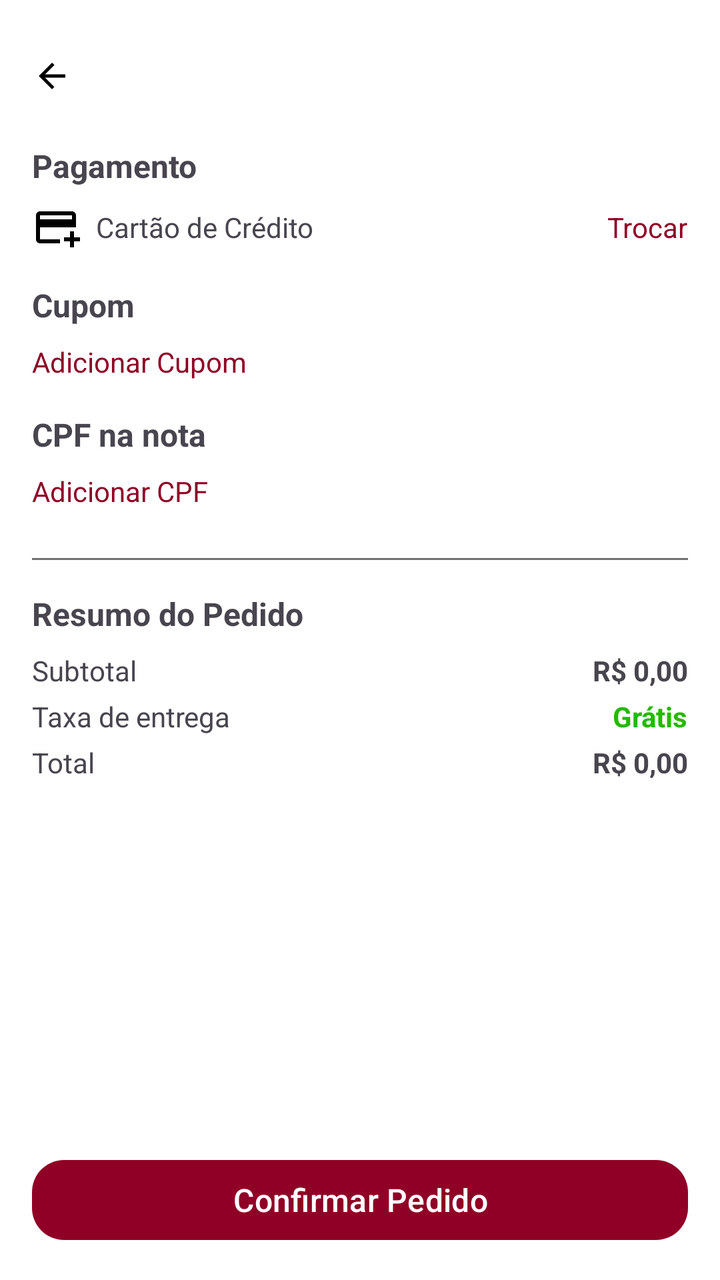
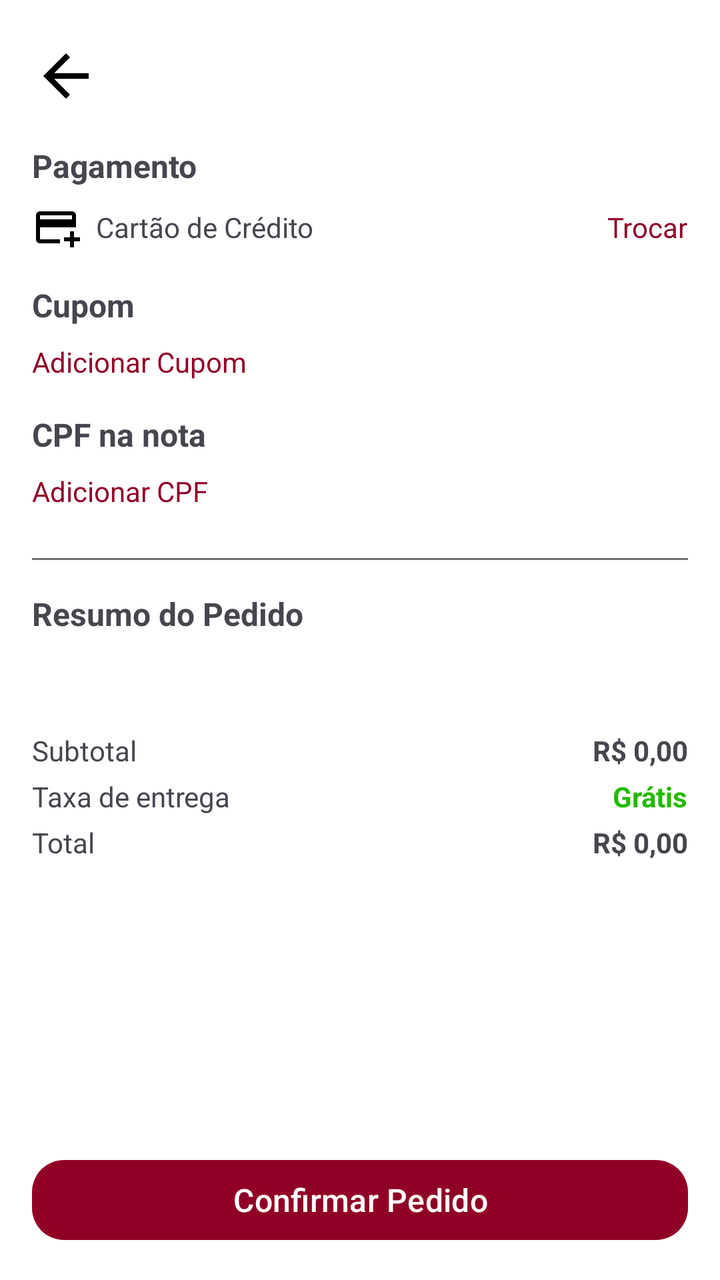

Screens rendered from an Android XML layout before and after an edit, with the pre-edit source and the edit as a unified diff.
<!-- AndroidManifest.xml: application theme Theme.Apkstelladitalia20 -->
<!-- res/layout/activity_resumo_pedido.xml -->
<?xml version="1.0" encoding="utf-8"?>
<androidx.coordinatorlayout.widget.CoordinatorLayout
    xmlns:android="http://schemas.android.com/apk/res/android"
    xmlns:app="http://schemas.android.com/apk/res-auto"
    android:layout_width="match_parent"
    android:layout_height="match_parent"
    android:background="@color/white">

    
    <include
        android:id="@+id/includeToolbar"
        layout="@layout/toolbar_layout"
        android:layout_marginTop="20dp"
        android:layout_width="match_parent"
        android:layout_height="wrap_content" />



    
    <androidx.core.widget.NestedScrollView
        android:id="@+id/nestedScrollResumo"
        android:layout_width="match_parent"
        android:layout_height="match_parent"
        android:layout_marginTop="56dp"
        android:padding="16dp"
        app:layout_behavior="@string/appbar_scrolling_view_behavior">

        <LinearLayout
            android:orientation="vertical"
            android:layout_width="match_parent"
            android:layout_height="wrap_content">

            
            <TextView
                android:layout_width="wrap_content"
                android:layout_height="wrap_content"
                android:text="Pagamento"
                android:textSize="16sp"
                android:textStyle="bold"
                android:layout_marginBottom="8dp"/>

            <LinearLayout
                android:layout_width="match_parent"
                android:layout_height="wrap_content"
                android:orientation="horizontal"
                android:gravity="center_vertical">

                <ImageView
                    android:layout_width="24dp"
                    android:layout_height="24dp"
                    android:src="@drawable/ic_credit_card"
                    app:tint="@color/black" />

                <TextView
                    android:id="@+id/txtFormaPagamento"
                    android:layout_width="0dp"
                    android:layout_height="wrap_content"
                    android:layout_weight="1"
                    android:text="Cartão de Crédito"
                    android:textSize="14sp"
                    android:layout_marginStart="8dp"/>

                <TextView
                    android:id="@+id/txtTrocarPagamento"
                    android:layout_width="wrap_content"
                    android:layout_height="wrap_content"
                    android:text="Trocar"
                    android:textColor="@color/vermelho"
                    android:textSize="14sp"/>
            </LinearLayout>

            
            <TextView
                android:layout_width="wrap_content"
                android:layout_height="wrap_content"
                android:text="Cupom"
                android:textSize="16sp"
                android:textStyle="bold"
                android:layout_marginTop="16dp"
                android:layout_marginBottom="8dp"/>

            <TextView
                android:id="@+id/txtAdicionarCupom"
                android:layout_width="wrap_content"
                android:layout_height="wrap_content"
                android:text="Adicionar Cupom"
                android:textColor="@color/vermelho"
                android:textSize="14sp"/>

            
            <TextView
                android:layout_width="wrap_content"
                android:layout_height="wrap_content"
                android:text="CPF na nota"
                android:textSize="16sp"
                android:textStyle="bold"
                android:layout_marginTop="16dp"
                android:layout_marginBottom="8dp"/>

            <TextView
                android:id="@+id/txtCpfNota"
                android:layout_width="wrap_content"
                android:layout_height="wrap_content"
                android:text="Adicionar CPF"
                android:textColor="@color/vermelho"
                android:textSize="14sp"/>

            
            <View
                android:layout_width="match_parent"
                android:layout_height="1dp"
                android:background="@color/lightGray"
                android:layout_marginTop="24dp"/>

            
            <TextView
                android:layout_width="wrap_content"
                android:layout_height="wrap_content"
                android:text="Resumo do Pedido"
                android:textSize="16sp"
                android:textStyle="bold"
                android:layout_marginTop="16dp"/>

            
            <LinearLayout
                android:layout_width="match_parent"
                android:layout_height="wrap_content"
                android:orientation="horizontal"
                android:layout_marginTop="8dp">

                <TextView
                    android:layout_width="0dp"
                    android:layout_height="wrap_content"
                    android:layout_weight="1"
                    android:text="Subtotal"/>

                <TextView
                    android:id="@+id/txtSubtotalResumo"
                    android:layout_width="wrap_content"
                    android:layout_height="wrap_content"
                    android:text="R$ 0,00"
                    android:textStyle="bold"/>
            </LinearLayout>

            
            <LinearLayout
                android:layout_width="match_parent"
                android:layout_height="wrap_content"
                android:orientation="horizontal"
                android:layout_marginTop="4dp">

                <TextView
                    android:layout_width="0dp"
                    android:layout_height="wrap_content"
                    android:layout_weight="1"
                    android:text="Taxa de entrega"/>

                <TextView
                    android:id="@+id/txtTaxaEntregaResumo"
                    android:layout_width="wrap_content"
                    android:layout_height="wrap_content"
                    android:text="Grátis"
                    android:textStyle="bold"
                    android:textColor="#25B900"/>
            </LinearLayout>

            
            <LinearLayout
                android:layout_width="match_parent"
                android:layout_height="wrap_content"
                android:orientation="horizontal"
                android:layout_marginTop="4dp">

                <TextView
                    android:layout_width="0dp"
                    android:layout_height="wrap_content"
                    android:layout_weight="1"
                    android:text="Total"/>

                <TextView
                    android:id="@+id/txtTotalResumo"
                    android:layout_width="wrap_content"
                    android:layout_height="wrap_content"
                    android:text="R$ 0,00"
                    android:textStyle="bold"/>
            </LinearLayout>

        </LinearLayout>
    </androidx.core.widget.NestedScrollView>

    
    <com.google.android.material.button.MaterialButton
        android:id="@+id/btnConfirmarPedido"
        android:layout_width="match_parent"
        android:layout_height="wrap_content"
        android:text="Confirmar Pedido"
        android:textAllCaps="false"
        android:textSize="16sp"
        android:layout_margin="16dp"
        android:layout_gravity="bottom"
        app:cornerRadius="16dp"
        app:backgroundTint="@color/vermelho"
        android:textColor="@android:color/white"/>

</androidx.coordinatorlayout.widget.CoordinatorLayout>
<!-- res/layout/toolbar_layout.xml (included above) -->
<?xml version="1.0" encoding="utf-8"?>
<androidx.constraintlayout.widget.ConstraintLayout
    xmlns:android="http://schemas.android.com/apk/res/android"
    xmlns:app="http://schemas.android.com/apk/res-auto"
    android:layout_width="match_parent"
    android:layout_height="?attr/actionBarSize"
    android:background="@android:color/transparent"
    android:paddingStart="8dp"
    android:paddingEnd="8dp">

    <ImageView
        android:id="@+id/btnVoltar"
        android:layout_width="36dp"
        android:layout_height="36dp"
        android:padding="8dp"
        android:src="@drawable/ic_arrow_back"
        android:contentDescription="Voltar"
        android:clickable="true"
        android:focusable="true"
        android:background="?attr/selectableItemBackgroundBorderless"
        app:layout_constraintBottom_toBottomOf="parent"
        app:layout_constraintTop_toTopOf="parent"
        app:layout_constraintStart_toStartOf="parent"
        app:tint="@android:color/black" />


    <TextView
        android:id="@+id/toolbarTitle"
        android:layout_width="wrap_content"
        android:layout_height="wrap_content"

        android:textSize="20sp"
        android:textStyle="bold"
        app:layout_constraintBottom_toBottomOf="parent"
        app:layout_constraintEnd_toEndOf="parent"
        app:layout_constraintHorizontal_bias="0.0"
        app:layout_constraintStart_toEndOf="@id/btnVoltar"
        app:layout_constraintTop_toTopOf="parent"
        app:layout_constraintVertical_bias="0.513" />
</androidx.constraintlayout.widget.ConstraintLayout>
<!-- resources referenced by this layout -->
<resources>
  <color name="black">#FF000000</color>
  <color name="lightGray">#717171</color>
  <color name="vermelho">#900026</color>
  <color name="white">#FFFFFFFF</color>
  <!-- drawable ic_arrow_back (drawable) -->
  <vector xmlns:android="http://schemas.android.com/apk/res/android" android:autoMirrored="true" android:height="24dp" android:tint="#000000" android:viewportHeight="24" android:viewportWidth="24" android:width="24dp">
        
      <path android:fillColor="@android:color/white" android:pathData="M20,11H7.83l5.59,-5.59L12,4l-8,8 8,8 1.41,-1.41L7.83,13H20v-2z"/>
      
  </vector>
  <!-- drawable ic_credit_card (drawable) -->
  <vector xmlns:android="http://schemas.android.com/apk/res/android" android:height="24dp" android:tint="#000000" android:viewportHeight="24" android:viewportWidth="24" android:width="24dp">
        
      <path android:fillColor="@android:color/white" android:pathData="M20,4H4C2.89,4 2.01,4.89 2.01,6L2,18c0,1.11 0.89,2 2,2h10v-2H4v-6h18V6C22,4.89 21.11,4 20,4zM20,8H4V6h16V8zM24,17v2h-3v3h-2v-3h-3v-2h3v-3h2v3H24z"/>
      
  </vector>
  <style name="Theme.Apkstelladitalia20" parent="Theme.Material3.DayNight.NoActionBar">
          <item name="colorPrimary">@color/colorPrimary</item>
          <item name="colorPrimaryVariant">@color/colorPrimaryDark</item>
          <item name="colorOnPrimary">@android:color/white</item>
          <item name="android:statusBarColor">@color/colorPrimaryDark</item>
          <item name="android:navigationBarColor">@color/colorPrimary</item>
      </style>
  <color name="colorPrimary">#C62828</color>
  <color name="colorPrimaryDark">#8E0000</color>
</resources>

<!-- the commit's change to res/layout/activity_resumo_pedido.xml (unified diff, before → after) -->
@@ -10,7 +10,6 @@
     <include
         android:id="@+id/includeToolbar"
         layout="@layout/toolbar_layout"
-        android:layout_marginTop="20dp"
         android:layout_width="match_parent"
         android:layout_height="wrap_content" />
 
@@ -120,6 +119,19 @@
                 android:textSize="16sp"
                 android:textStyle="bold"
                 android:layout_marginTop="16dp"/>
+
+
+            <androidx.recyclerview.widget.RecyclerView
+                android:id="@+id/recyclerResumoPedido"
+                android:layout_width="match_parent"
+                android:layout_height="wrap_content"
+                android:layout_marginTop="16dp"
+                android:layout_marginBottom="16dp"
+                android:overScrollMode="never"
+                android:clipToPadding="false"
+                android:paddingBottom="8dp" />
+
+
 
             
             <LinearLayout
@@ -216,13 +228,15 @@
 
     <ImageView
         android:id="@+id/btnVoltar"
-        android:layout_width="36dp"
-        android:layout_height="36dp"
+        android:layout_width="50dp"
+        android:layout_height="50dp"
+        android:layout_marginTop="13dp"
         android:padding="8dp"
         android:src="@drawable/ic_arrow_back"
         android:contentDescription="Voltar"
         android:clickable="true"
         android:focusable="true"
+
         android:background="?attr/selectableItemBackgroundBorderless"
         app:layout_constraintBottom_toBottomOf="parent"
         app:layout_constraintTop_toTopOf="parent"
